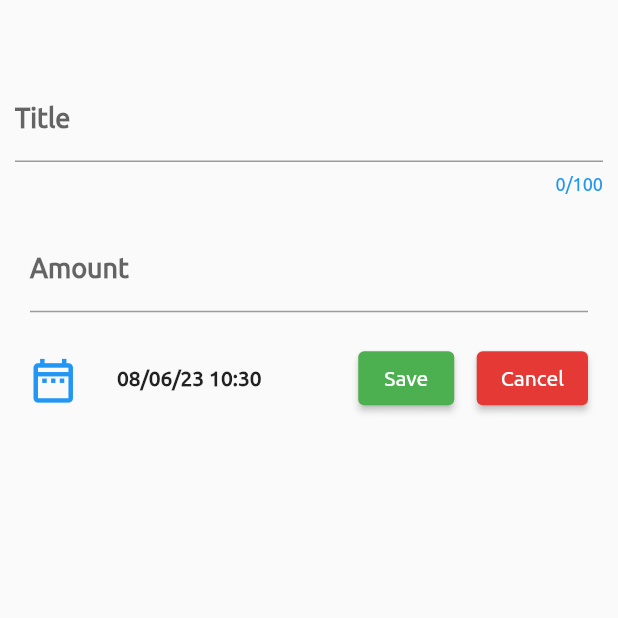
After one commit to TsilaAllaoui/Akaonty-iT, a Flutter app: the EntryInput screen opened directly, on a phone screen of 412 x 824 dp, the top half of it. The commit adds this screen. Run offline on Flutter 3.47's test engine with Material 2 defaults, Android fonts, the phone set to English and light mode, and no system bars; our stand-ins replace animated_bottom_navigation_bar, flutter_riverpod, month_picker_dialog, permission_handler, sqflite; accounts and stored records are empty.

Commit message:
Added Entries section, working sorting entries by date, working entries management

```diff
--- a/lib/main.dart
+++ b/lib/main.dart
@@ -1,3 +1,4 @@
+import 'package:expense/widgets/entries/entries.dart';
 import 'package:flutter_riverpod/flutter_riverpod.dart';
 import 'package:flutter/material.dart';
 import 'package:expense/widgets/home.dart';
--- /dev/null
+++ b/lib/widgets/entries/entry_input.dart
@@ -0,0 +1,157 @@
+import 'package:flutter_riverpod/flutter_riverpod.dart';
+import 'package:expense/provider/expenses_provider.dart';
+import 'package:expense/model/expense_model.dart';
+import 'package:flutter/material.dart';
+
+class EntryInput extends ConsumerStatefulWidget {
+  const EntryInput({super.key});
+
+  @override
+  ConsumerState<EntryInput> createState() => _ExpenseInputState();
+}
+
+class _ExpenseInputState extends ConsumerState<EntryInput> {
+  var titleController = TextEditingController();
+  var amountController = TextEditingController();
+  String selectedDate = dateFormatter.format(DateTime.now());
+
+  void addExpense(BuildContext ctx) async {
+    var amount = int.tryParse(amountController.text);
+    if (amount == null) {
+      ScaffoldMessenger.of(ctx).showSnackBar(const SnackBar(
+        content: Text("Invalid amount"),
+        dismissDirection: DismissDirection.down,
+        duration: Duration(seconds: 2),
+        elevation: 5,
+      ));
+      return;
+    }
+    ExpenseItem expense = ExpenseItem(
+        title: titleController.text,
+        amount: amount,
+        date: dateFormatter.format(DateTime.now()));
+    await ref.read(expensesProvider.notifier).addExpense(expense);
+    Navigator.of(context).pop();
+  }
+
+  Future<void> pickDate() async {
+    // DateTime now = DateTime.now();
+    // DateTime? d = await showMonthYearPicker(
+    //     context: context,
+    //     initialDate: now,
+    //     firstDate: DateTime(now.year - 1, now.month, now.day),
+    //     lastDate: now);
+    // if (d == null) {
+    //   ScaffoldMessenger.of(context)
+    //       .showSnackBar(const SnackBar(content: Text("Current date used")));
+    //   d = DateTime.now();
+    // }
+    // selectedDate = dateFormatter.format(d!);
+  }
+
+  @override
+  void dispose() {
+    titleController.dispose();
+    super.dispose();
+  }
+
+  @override
+  Widget build(BuildContext context) {
+    return Scaffold(
+      body: Padding(
+        padding: const EdgeInsets.fromLTRB(10, 50, 10, 10),
+        child: Column(
+          children: [
+            TextField(
+              onTapOutside: (PointerDownEvent e) {
+                FocusManager.instance.primaryFocus?.unfocus();
+              },
+              controller: titleController,
+              maxLength: 100,
+              decoration: const InputDecoration(
+                counterStyle: TextStyle(color: Colors.blue),
+                label: Text(
+                  "Title",
+                  style: TextStyle(
+                    fontSize: 18,
+                    fontWeight: FontWeight.bold,
+                  ),
+                ),
+              ),
+            ),
+            const SizedBox(
+              height: 20,
+            ),
+            Row(
+              children: [
+                Expanded(
+                  child: Container(
+                    margin:
+                        const EdgeInsets.symmetric(horizontal: 10, vertical: 0),
+                    child: TextField(
+                      onTapOutside: (PointerDownEvent e) {
+                        FocusManager.instance.primaryFocus?.unfocus();
+                      },
+                      controller: amountController,
+                      keyboardType: TextInputType.number,
+                      decoration: const InputDecoration(
+                        suffixText: "Fmg",
+                        label: Text(
+                          "Amount",
+                          style: TextStyle(
+                              fontSize: 18, fontWeight: FontWeight.bold),
+                        ),
+                      ),
+                    ),
+                  ),
+                ),
+              ],
+            ),
+            const SizedBox(
+              height: 20,
+            ),
+            Row(
+              children: [
+                Container(
+                    margin: const EdgeInsets.only(right: 20),
+                    child: IconButton(
+                      onPressed: pickDate,
+                      icon: const Icon(
+                        Icons.date_range_outlined,
+                        size: 35,
+                        color: Colors.blue,
+                      ),
+                    )),
+                Text(
+                  selectedDate,
+                  style: const TextStyle(fontWeight: FontWeight.w600),
+                ),
+                const Spacer(),
+                Container(
+                  margin: const EdgeInsets.symmetric(horizontal: 5),
+                  child: ElevatedButton(
+                      style: ButtonStyle(
+                        backgroundColor:
+                            MaterialStateProperty.all(Colors.green),
+                      ),
+                      onPressed: () => addExpense(context),
+                      child: const Text("Save")),
+                ),
+                Container(
+                  margin: const EdgeInsets.symmetric(horizontal: 10),
+                  child: ElevatedButton(
+                      style: ButtonStyle(
+                        backgroundColor:
+                            MaterialStateProperty.all(Colors.red.shade600),
+                      ),
+                      onPressed: () {},
+                      child: const Text("Cancel")),
+                ),
+              ],
+            )
+          ],
+        ),
+      ),
+    );
+  }
+}
--- a/pubspec.yaml
+++ b/pubspec.yaml
@@ -17,7 +17,8 @@ dependencies:
   sqflite: ^2.2.8+4
   path_provider: ^2.0.15
   permission_handler: ^10.3.0
-  intl: ^0.18.1
+  intl: ^0.18.0
+  month_picker_dialog: ^2.0.2
 
 dev_dependencies:
   flutter_test:
```
Also changed, not shown: lib/helpers/database_helper.dart (+40 -1 lines), lib/model/entry_model.dart (added, +30 -0 lines), lib/provider/entries_provider.dart (added, +41 -0 lines), lib/widgets/entries/entries.dart (added, +122 -0 lines), lib/widgets/entries/entry.dart (added, +63 -0 lines), lib/widgets/expenses/expenses.dart (renamed from lib/widgets/expenses.dart, +3 -5 lines), lib/widgets/home.dart (+11 -3 lines), lib/widgets/expenses/expense.dart (renamed from lib/widgets/expense.dart), lib/widgets/expenses/expense_input.dart (renamed from lib/widgets/expense_input.dart), pubspec.lock.
